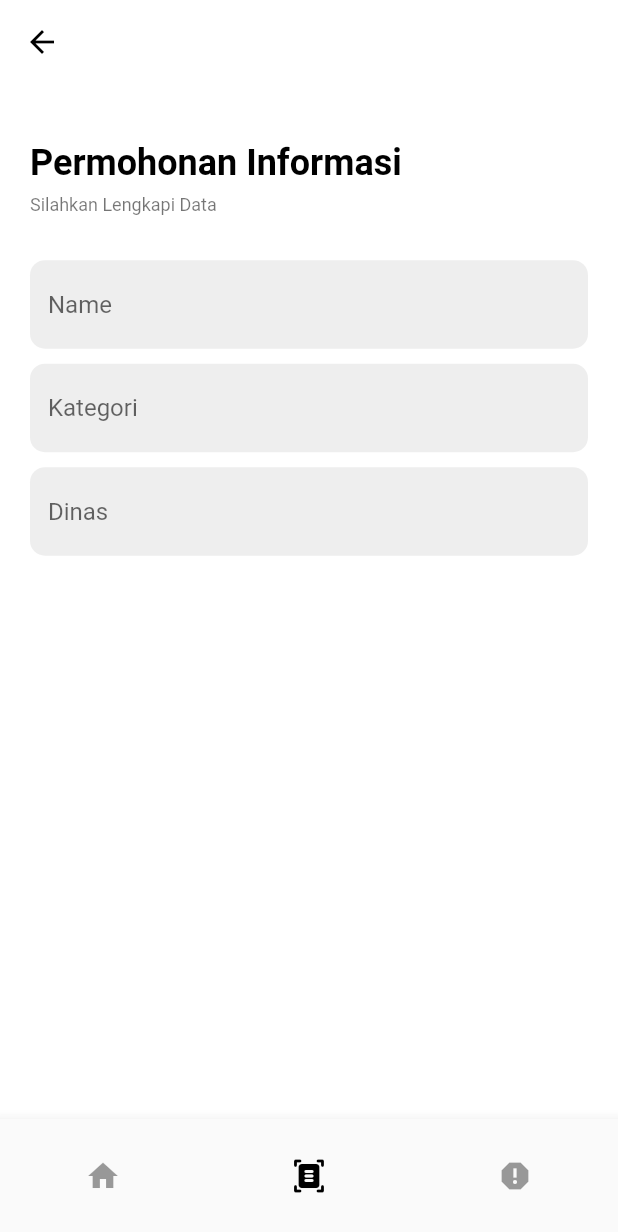
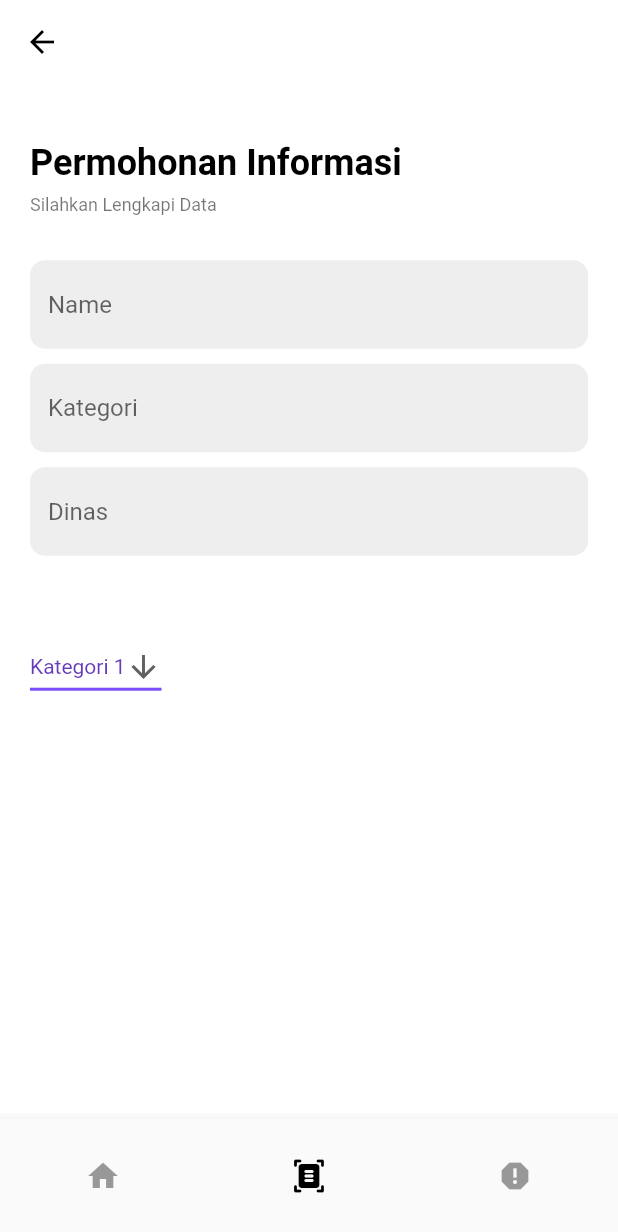
Before and after one commit to Pujiarto-Tri/lombokbarat_dashboard, a Flutter app: the screen it shows after launch, item 2 of the bottom bar chosen, on a phone screen of 412 x 824 dp. Shown: the top 1232 px of the screen. Run offline on Flutter 3.47's test engine with Material 2 defaults, Android fonts, the phone set to English and light mode, and no system bars; our stand-ins replace equatable.

Commit message:
Changes to be committed: 	modified:   lib/screens/home_screen.dart 	modified:   lib/screens/permohonan_informasi_screen.dart

```diff
--- a/lib/screens/home_screen.dart
+++ b/lib/screens/home_screen.dart
@@ -69,7 +69,16 @@ class TabCategory extends StatelessWidget {
                       shrinkWrap: true,
                       itemCount: ppid.length,
                       itemBuilder: ((context, index) {
-                        return InkWell(
+                        return Card(
+                          elevation: 0,
+                          shape: RoundedRectangleBorder(
+                              side: BorderSide(
+                                  color: Theme.of(context).colorScheme.outline),
+                              borderRadius:
+                                  const BorderRadius.all(Radius.circular(12))),
+                          child: Padding(
+                            padding: const EdgeInsets.all(8.0),
+                            child: InkWell(
                               onTap: () {
                                 Navigator.pushNamed(
                                   context,
@@ -81,8 +90,10 @@ class TabCategory extends StatelessWidget {
                                 children: [
                                   Expanded(
                                     child: Column(
-                                  crossAxisAlignment: CrossAxisAlignment.start,
-                                  mainAxisAlignment: MainAxisAlignment.center,
+                                      crossAxisAlignment:
+                                          CrossAxisAlignment.start,
+                                      mainAxisAlignment:
+                                          MainAxisAlignment.center,
                                       children: [
                                         const SizedBox(
                                           height: 10,
@@ -133,6 +144,8 @@ class TabCategory extends StatelessWidget {
                                     ),
                                   ),
                                 ],
+                              ),
+                            ),
                           ),
                         );
                       }),
--- a/lib/screens/permohonan_informasi_screen.dart
+++ b/lib/screens/permohonan_informasi_screen.dart
@@ -1,5 +1,11 @@
 import 'package:flutter/material.dart';
 import '../widgets/bottom_nav_bar.dart';
+
+const List<String> kategori = <String>[
+  'Kategori 1',
+  'Kategori 2',
+  'Kategori 3'
+];
 
 class PermohonanInformasiScreen extends StatelessWidget {
   const PermohonanInformasiScreen({Key? key}) : super(key: key);
@@ -18,7 +24,7 @@ class PermohonanInformasiScreen extends StatelessWidget {
       bottomNavigationBar: const BottomNavBar(index: 1),
       extendBodyBehindAppBar: true,
       body: ListView(
-        children: const [_PermohonanInformasiTitle()],
+        children: const [_PermohonanInformasiTitle(), DropdownButtonExample()],
       ),
     );
   }
@@ -102,3 +108,51 @@ class _PermohonanInformasiTitle extends StatelessWidget {
     );
   }
 }
+
+class DropdownButtonExample extends StatefulWidget {
+  const DropdownButtonExample({super.key});
+
+  @override
+  State<DropdownButtonExample> createState() => _DropdownButtonExampleState();
+}
+
+class _DropdownButtonExampleState extends State<DropdownButtonExample> {
+  String dropdownValue = kategori.first;
+
+  @override
+  Widget build(BuildContext context) {
+    return Padding(
+      padding: const EdgeInsets.all(20.0),
+      child: Column(
+        mainAxisAlignment: MainAxisAlignment.end,
+        crossAxisAlignment: CrossAxisAlignment.start,
+        children: [
+          DropdownButton<String>(
+            borderRadius: BorderRadius.circular(10.0),
+            hint: const Text("Kategori"),
+            value: dropdownValue,
+            icon: const Icon(Icons.arrow_downward),
+            elevation: 10,
+            style: const TextStyle(color: Colors.deepPurple),
+            underline: Container(
+              height: 2,
+              color: Colors.deepPurpleAccent,
+            ),
+            onChanged: (String? value) {
+              // This is called when the user selects an item.
+              setState(() {
+                dropdownValue = value!;
+              });
+            },
+            items: kategori.map<DropdownMenuItem<String>>((String value) {
+              return DropdownMenuItem<String>(
+                value: value,
+                child: Text(value),
+              );
+            }).toList(),
+          ),
+        ],
+      ),
+    );
+  }
+}
```
Lines whose indentation alone changed are shown as unchanged.
